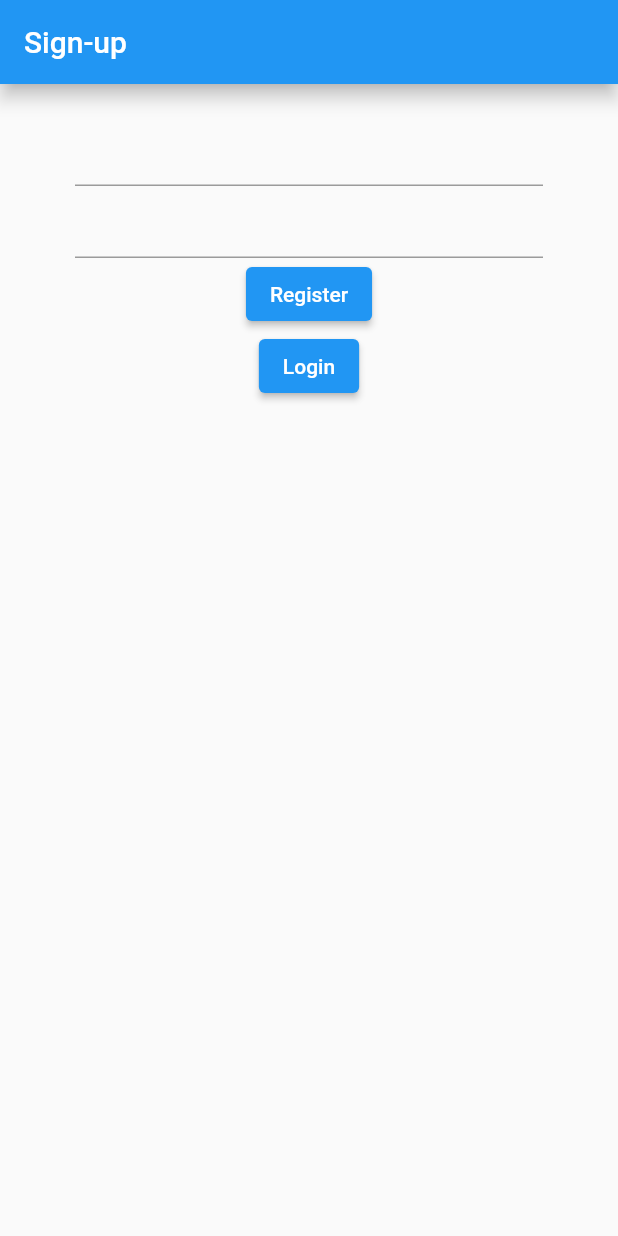
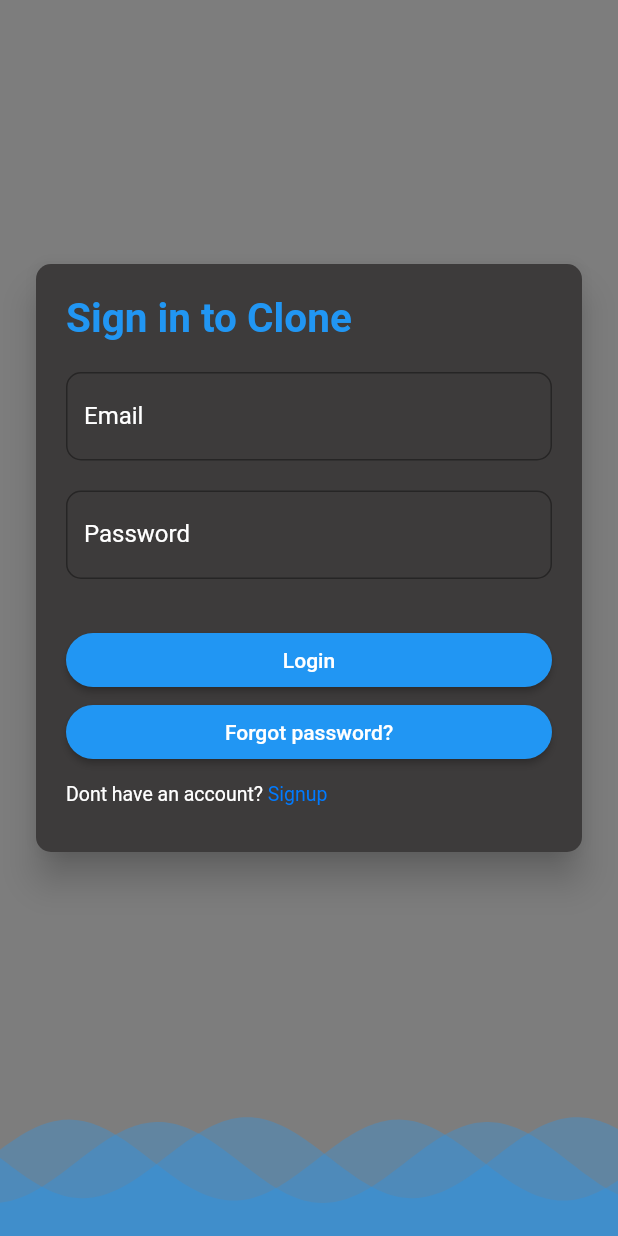
Before and after one commit to RyleZamayla/GitSync_androidApp, a Flutter app: the screen it shows after launch, on a phone screen of 412 x 824 dp. Run offline on Flutter 3.47's test engine with Material 2 defaults, Android fonts, the phone set to English and light mode, and no system bars; drawn by our look-alikes of wave; our stand-ins replace cloud_firestore, firebase_auth, firebase_core, firebase_storage, image_picker; accounts and stored records are empty.

Commit message:
initial rebase login ui

```diff
--- a/frontend/lib/main.dart
+++ b/frontend/lib/main.dart
@@ -32,9 +32,9 @@ class MyApp extends StatelessWidget {
                       initialData: null
                   )
                 ],
-                child: MaterialApp(
+                child: const MaterialApp(
                   debugShowCheckedModeBanner: false,
-                  //darkTheme: ThemeData.dark(),
+                  ///darkTheme: ThemeData.dark(),
                   home: Wrapper(),
                 )
             );
--- /dev/null
+++ b/frontend/lib/screens/auth/login_page.dart
@@ -0,0 +1,150 @@
+import 'package:flutter/cupertino.dart';
+import 'package:flutter/material.dart';
+import 'package:wave/config.dart';
+import 'package:wave/wave.dart';
+import 'package:tweet_feed/services/auth.dart';
+import 'package:flutter/gestures.dart';
+
+class LoginPage extends StatefulWidget {
+  const LoginPage({Key? key}) : super(key: key);
+
+  @override
+  State<LoginPage> createState() => _SignInState();
+}
+
+class _SignInState extends State<LoginPage> {
+  final Authentication _authService = Authentication();
+  String email = '', password = '';
+  @override
+  Widget build(BuildContext context) {
+    return Scaffold(
+      backgroundColor: const Color.fromRGBO(125, 125, 125, 1.0),
+      body: Form(
+        child: Center(
+          child: Container(
+            height: 400,
+            width: 470,
+            margin: const EdgeInsets.all(20),
+            child: Card(
+              color: const Color.fromRGBO(61, 59, 59, 1.0),
+              elevation: 10,
+              shape: const RoundedRectangleBorder(
+                borderRadius: BorderRadius.all(Radius.circular(10))
+              ),
+              child: ListView(
+                padding: const EdgeInsets.all(20),
+                children: [
+                  const Text('Sign in to Clone', style: TextStyle(color: Colors.blue, fontSize: 27, fontWeight: FontWeight.bold),),
+                  const SizedBox(height: 20,),
+                  TextFormField(
+                    decoration: InputDecoration(
+                      labelText: 'Email',
+                      labelStyle: const TextStyle(color: CupertinoColors.white),
+                      border: OutlineInputBorder(
+                        borderRadius: BorderRadius.circular(10),
+                        borderSide: const BorderSide(
+                          color: CupertinoColors.activeBlue,
+                        ),
+                      ),
+                    ),
+                    onChanged: (val) => setState(() {
+                      email = val;
+                    }),
+                  ),
+                  const SizedBox(height: 20,),
+                  TextFormField(
+                    obscureText: true,
+                    enableSuggestions: false,
+                    autocorrect: false,
+                    decoration: InputDecoration(
+                      labelText: 'Password',
+                      labelStyle: const TextStyle(color: CupertinoColors.white),
+                      border: OutlineInputBorder(
+                        borderRadius: BorderRadius.circular(10),
+                        borderSide: const BorderSide(
+                          color: CupertinoColors.activeBlue,
+                        ),
+                      ),
+                    ),
+                    onChanged: (val) => setState(() {
+                      password = val;
+                    }),
+                  ),
+                  const SizedBox(height: 30,),
+                  ElevatedButton(
+                    style: ElevatedButton.styleFrom(
+                      shape: RoundedRectangleBorder(
+                        borderRadius: BorderRadius.circular(35),
+                      )
+                    ),
+                    onPressed: () async => {
+                      _authService.login(email, password)
+                    },
+                    child: const Text("Login")
+                  ),
+                  ElevatedButton(
+                    style: ElevatedButton.styleFrom(
+                       shape: RoundedRectangleBorder(
+                         borderRadius: BorderRadius.circular(35),
+                      )
+                    ),
+                    onPressed: () async => {
+                      _authService.login(email, password)
+                    },
+                    child: const Text("Forgot password?", style: TextStyle(color: CupertinoColors.white),)
+                  ),
+                  Padding(
+                    padding: const EdgeInsets.only(top: 10),
+                    child: RichText(
+                      text: TextSpan(
+                        text: 'Don''t have an account?',
+                        style: const TextStyle(color: Colors.white, fontSize: 13),
+                        children: <TextSpan> [
+                          TextSpan(
+                            text: ' Signup',
+                            style: const TextStyle(color: CupertinoColors.systemBlue, fontSize: 13),
+                            recognizer: TapGestureRecognizer()..onTap = () {
+                              /// wla pko kabalo kaau sa routing format so printing sa ta ani nga part
+                              debugPrint('SignUp module is not yet created!');
+                            }
+                          ),
+                        ],
+                      ),
+                    ),
+                  )
+                ],
+              ),
+            ),
+          ),
+        ),
+      ),
+      bottomNavigationBar: SizedBox(
+        height: 80,
+        child: WaveWidget( //user Stack() widget to overlap content and waves
+          config: CustomConfig(
+            colors: [
+              Colors.blue.withOpacity(0.3),
+              Colors.blue.withOpacity(0.3),
+              Colors.blue.withOpacity(0.3),
+              //the more colors here, the more wave will be
+            ],
+            durations: [4000, 5000, 7000],
+            //durations of animations for each colors,
+            // make numbers equal to numbers of colors
+            heightPercentages: [0.01, 0.05, 0.03],
+            //height percentage for each colors.
+            blur: const MaskFilter.blur(BlurStyle.solid, 5),
+            //blur intensity for waves
+          ),
+          waveAmplitude: 17.00, //depth of curves
+          waveFrequency: 3, //number of curves in waves
+          ///backgroundColor: Colors.white, //background colors
+          size: const Size(
+            double.infinity,
+            double.infinity,
+          ),
+        ),
+      ),
+    );
+  }
+}
--- a/frontend/lib/screens/auth/register_page.dart
+++ /dev/null
@@ -1,89 +0,0 @@
-import 'package:firebase_auth/firebase_auth.dart';
-import 'package:flutter/material.dart';
-import 'package:tweet_feed/services/auth.dart';
-
-
-class Register extends StatefulWidget {
-  const Register({Key? key}) : super(key: key);
-
-  @override
-  State<Register> createState() => _SignInState();
-}
-
-class _SignInState extends State<Register> {
-
-  // String? errorMessage = '';
-  // bool isLogedIn = true;
-
-  final Authentication _authService = Authentication();
-  // final TextEditingController _email = TextEditingController();
-  // TextEditingController _password = TextEditingController();
-  //
-  // Future <void> registerLogin () async {
-  //   try {
-  //     await Authentication().login(email: _email.text, password: _password.text);
-  //   }
-  //   on FirebaseAuthException catch (e) {
-  //     setState(() {
-  //       errorMessage = e.message;
-  //     });
-  //   }
-  // }
-  //
-  // Future <void> registerCreate () async {
-  //   try {
-  //     await Authentication().register(email: _email.text, password: _password.text);
-  //   }
-  //   on FirebaseAuthException catch (e) {
-  //     setState(() {
-  //       errorMessage = e.message;
-  //     });
-  //   }
-  // }
-
-  String email = '', password = '';
-
-  @override
-  Widget build(BuildContext context) {
-    return Scaffold(
-      appBar: AppBar(
-        elevation: 5,
-        title: const Text("Sign-up"),
-      ),
-      body: Container(
-        padding: const EdgeInsets.symmetric(
-          vertical: 20,
-          horizontal: 50
-        ),
-        child: Form(
-            child: Column(
-              children: [
-                TextFormField(
-                  onChanged: (val) => setState(() {
-                    email = val;
-                  }),
-                ),
-                TextFormField(
-                  onChanged: (val) => setState(() {
-                    password = val;
-                  }),
-                ),
-                ElevatedButton(
-                    onPressed: () async => {
-                      _authService.register(email, password)
-                    },
-                    child: const Text("Register")
-                ),
-                ElevatedButton(
-                    onPressed: () async => {
-                      _authService.login(email, password)
-                    },
-                    child: const Text("Login")
-                )
-              ],
-            ),
-        ),
-      ),
-    );
-  }
-}
--- a/frontend/lib/screens/wrapper.dart
+++ b/frontend/lib/screens/wrapper.dart
@@ -1,7 +1,7 @@
 import 'package:flutter/material.dart';
 import 'package:provider/provider.dart';
 import 'package:tweet_feed/models/user.dart';
-import 'package:tweet_feed/screens/auth/register_page.dart';
+import 'package:tweet_feed/screens/auth/login_page.dart';
 import 'package:tweet_feed/screens/main/home.dart';
 import 'package:tweet_feed/screens/main/posts/add.dart';
 import 'package:tweet_feed/screens/main/profile/edit.dart';
@@ -15,14 +15,14 @@ class Wrapper extends StatelessWidget {
     final user = Provider.of<UserModel?>(context);
 
     if(user == null){
-      return Register();
+      return const LoginPage();
     }
 
     return MaterialApp( initialRoute: '/', routes: {
         '/' : (context) => Home(),
-        '/add' : (context) => CreateTweet(),
-        '/profile' : (context) => Profile(),
-        '/edit' : (context) => Edit(),
+        '/add' : (context) => const CreateTweet(),
+        '/profile' : (context) => const Profile(),
+        '/edit' : (context) => const Edit(),
 
       },
       debugShowCheckedModeBanner: false,
--- a/frontend/pubspec.yaml
+++ b/frontend/pubspec.yaml
@@ -1,3 +1,4 @@
+
 name: tweet_feed
 description: A new Flutter project.
 
@@ -42,6 +43,7 @@ dependencies:
   provider: ^6.0.5
   image_picker: ^0.8.6
   firebase_storage: ^11.0.10
+  wave: ^0.2.2
 
 dev_dependencies:
   flutter_test:
```
Also changed, not shown: frontend/pubspec.lock.
